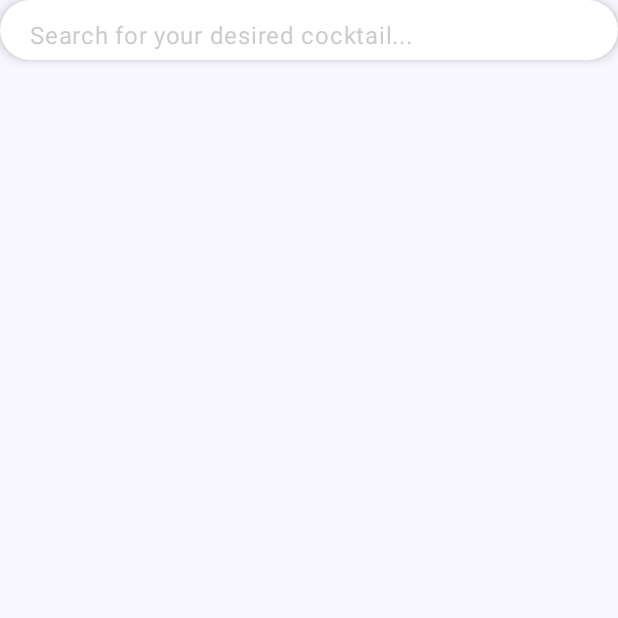
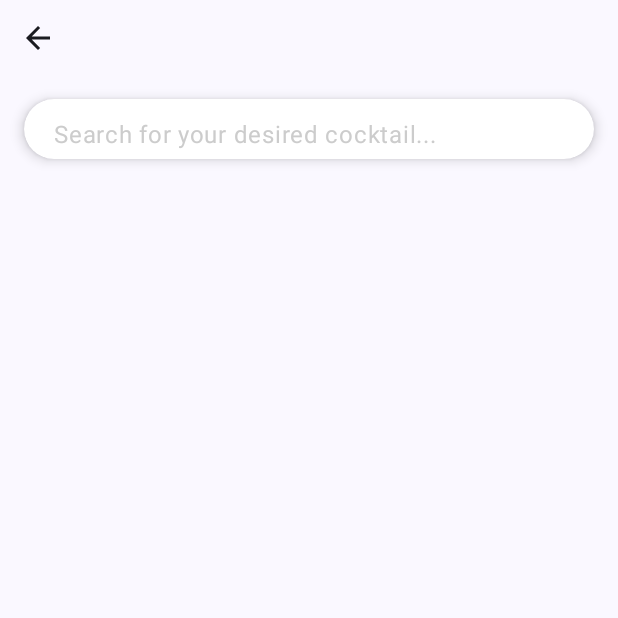
Before and after one commit to essy16/Cocktail-app, an Android app built with Jetpack Compose: the SearchScreen screen opened through its navigation route, on a phone screen of 412 x 824 dp, the top half of it. Run offline under Robolectric (Android 15) with nearby library versions, the light colour scheme and no system bars; our stand-ins replace Dagger/Hilt's generated code; Roboto replaces fonts that are not available here.

Commit message:
search_functionality

```diff
--- a/app/src/main/java/com/essycynthia/cocktailapp/MainActivity.kt
+++ b/app/src/main/java/com/essycynthia/cocktailapp/MainActivity.kt
@@ -57,7 +57,7 @@ class MainActivity : ComponentActivity() {
                         composable(
                             route = Screen.SearchScreen.route
                         ){
-                            SearchScreen()
+                            SearchScreen(navController = navController)
                         }
                         composable(
                             route = Screen.FavoritesScreen.route
--- a/app/src/main/java/com/essycynthia/cocktailapp/data/remote/CocktailApi.kt
+++ b/app/src/main/java/com/essycynthia/cocktailapp/data/remote/CocktailApi.kt
@@ -24,6 +24,10 @@ interface CocktailApi {
     @GET("api/json/v1/1/filter.php?i=Gin")
     suspend fun getGinCocktails(): CockTailResponseDto
 
+    @GET("api/json/v1/1/filter.php")
+    suspend fun searchCocktailByIngredient(@Query("i") ingredient: String): CockTailResponseDto
+    @GET("api/json/v1/1/search.php")
+    suspend fun searchCocktailByName(@Query("s") cocktailName: String): CockTailResponseDto
     @GET("api/json/v1/1/filter.php?a=Alcoholic")
     suspend fun getAlcoholicCocktails(): CockTailResponseDto
 
--- a/app/src/main/java/com/essycynthia/cocktailapp/domain/repository/CocktailRepository.kt
+++ b/app/src/main/java/com/essycynthia/cocktailapp/domain/repository/CocktailRepository.kt
@@ -1,7 +1,10 @@
 package com.essycynthia.cocktailapp.domain.repository
 
+import com.essycynthia.cocktailapp.data.remote.dto.CockTailResponseDto
 import com.essycynthia.cocktailapp.data.remote.dto.DrinkDetailDto
 import com.essycynthia.cocktailapp.data.remote.dto.DrinkDto
+import retrofit2.http.GET
+import retrofit2.http.Query
 
 interface CocktailRepository {
     suspend fun getVodkaCocktails(): List<DrinkDto>
@@ -19,4 +22,8 @@ interface CocktailRepository {
     suspend fun getNonAlcoholicCocktails(): List<DrinkDto>
 
     suspend fun getCocktailById(drinkId: String): DrinkDetailDto
+
+    suspend fun searchCocktailByIngredient(@Query("i") ingredient: String): CockTailResponseDto
+
+    suspend fun searchCocktailByName(@Query("s") cocktailName: String): CockTailResponseDto
 }
--- a/app/src/main/java/com/essycynthia/cocktailapp/ui/presentation/cocktails_list/components/HomeScreen.kt
+++ b/app/src/main/java/com/essycynthia/cocktailapp/ui/presentation/cocktails_list/components/HomeScreen.kt
@@ -164,10 +164,16 @@ fun HomeScreen(
                             drawerState.open()
                         }
                     },
-                    modifier = Modifier
-                        .size(50.dp)
-                ) {
-                    Icon(imageVector = Icons.Default.Menu, contentDescription = "Menu")
+
+                    ) {
+                    Icon(
+                        imageVector = Icons.Default.Menu,
+                        contentDescription = "Menu",
+                        modifier = Modifier
+                            .size(40.dp),
+                        tint = tertiaryPurple
+
+                    )
                 }
                 Image(
                     painter = painterResource(R.drawable.no_profile_picture_pfp),
--- a/app/src/main/java/com/essycynthia/cocktailapp/ui/presentation/search/SearchScreen.kt
+++ b/app/src/main/java/com/essycynthia/cocktailapp/ui/presentation/search/SearchScreen.kt
@@ -3,13 +3,23 @@ package com.essycynthia.cocktailapp.ui.presentation.search
 import androidx.compose.foundation.background
 import androidx.compose.foundation.layout.Box
 import androidx.compose.foundation.layout.Column
+import androidx.compose.foundation.layout.Row
 import androidx.compose.foundation.layout.fillMaxSize
 import androidx.compose.foundation.layout.fillMaxWidth
 import androidx.compose.foundation.layout.padding
+import androidx.compose.foundation.layout.size
+import androidx.compose.foundation.lazy.LazyColumn
+import androidx.compose.foundation.lazy.items
 import androidx.compose.foundation.shape.CircleShape
 import androidx.compose.foundation.text.BasicTextField
+import androidx.compose.material.icons.Icons
+import androidx.compose.material.icons.filled.ArrowBack
+import androidx.compose.material.icons.filled.Menu
+import androidx.compose.material3.Icon
+import androidx.compose.material3.IconButton
 import androidx.compose.material3.Text
 import androidx.compose.runtime.Composable
+import androidx.compose.runtime.collectAsState
 import androidx.compose.runtime.getValue
 import androidx.compose.runtime.mutableStateOf
 import androidx.compose.runtime.remember
@@ -18,27 +28,64 @@ import androidx.compose.ui.Modifier
 import androidx.compose.ui.draw.shadow
 import androidx.compose.ui.graphics.Color
 import androidx.compose.ui.unit.dp
+import androidx.hilt.navigation.compose.hiltViewModel
+import androidx.navigation.NavController
+import com.essycynthia.cocktailapp.ui.presentation.Screen
 
 @Composable
-fun SearchScreen(){
-    Column(modifier = Modifier.fillMaxSize()){
+fun SearchScreen(
+    viewModel: SearchViewModel = hiltViewModel(),
+    navController: NavController
+) {
+    var searchText by remember { mutableStateOf("") }
+
+    val state by viewModel.state.collectAsState()
+
+    Column(modifier = Modifier.fillMaxSize()) {
+        Row() {
+            IconButton(
+                onClick = { navController.popBackStack() },
+                modifier = Modifier
+                    .size(50.dp)
+            ) {
+                Icon(imageVector = Icons.Default.ArrowBack, contentDescription = "Back")
+            }
+        }
         SearchBar(
             hint = "Search for your desired cocktail...",
-            modifier = Modifier.fillMaxWidth()
+            modifier = Modifier
+                .fillMaxWidth()
+                .padding(16.dp)
+
         )
+        {
+            viewModel.search(it)
+
+        }
+
+
+
+        LazyColumn() {
+            items(state.cocktail) {
+                SearchItem(cocktail = it, onItemClick = {
+                    navController.navigate(Screen.CocktailDetailScreen.route + "?id=${it.idDrink}")
+
+                })
+
+            }
+        }
     }
 }
+
+
 @Composable
 fun SearchBar(
-
-    modifier: Modifier = Modifier, hint: String = "", onSearch: (String) -> Unit = {}
+    modifier: Modifier = Modifier,
+    hint: String = "",
+    onSearch: (String) -> Unit = {}
 ) {
-    var text by remember {
-        mutableStateOf("")
-    }
-    var isHintDisplayed by remember {
-        mutableStateOf(hint != "")
-    }
+    var text by remember { mutableStateOf("") }
+    var isHintDisplayed by remember { mutableStateOf(hint != "") }
 
     Box(modifier = modifier) {
         BasicTextField(
@@ -46,6 +93,8 @@ fun SearchBar(
             onValueChange = {
                 text = it
                 onSearch(it)
+                // Update isHintDisplayed based on whether the text is empty or not
+                isHintDisplayed = it.isEmpty()
             },
             maxLines = 1,
             singleLine = true,
@@ -54,7 +103,6 @@ fun SearchBar(
                 .shadow(5.dp, CircleShape)
                 .background(Color.White, CircleShape)
                 .padding(horizontal = 20.dp, vertical = 12.dp)
-
         )
         if (isHintDisplayed) {
             Text(
--- /dev/null
+++ b/app/src/main/java/com/essycynthia/cocktailapp/ui/presentation/search/SearchState.kt
@@ -0,0 +1,9 @@
+package com.essycynthia.cocktailapp.ui.presentation.search
+
+import com.essycynthia.cocktailapp.domain.model.Drink
+
+data class SearchState (
+    val isLoading: Boolean = false,
+    val cocktail: List<Drink> = emptyList(),
+    val error: String = ""
+)
```
Also changed, not shown: app/src/main/java/com/essycynthia/cocktailapp/data/repository/CocktailRepositoryImpl.kt (+9 -0 lines), app/src/main/java/com/essycynthia/cocktailapp/domain/use_cases/SearchByIngredientCase.kt (added, +28 -0 lines), app/src/main/java/com/essycynthia/cocktailapp/domain/use_cases/SearchByNameCase.kt (added, +28 -0 lines), app/src/main/java/com/essycynthia/cocktailapp/ui/presentation/search/SearchItem.kt (added, +61 -0 lines), app/src/main/java/com/essycynthia/cocktailapp/ui/presentation/search/SearchViewModel.kt (added, +94 -0 lines).
